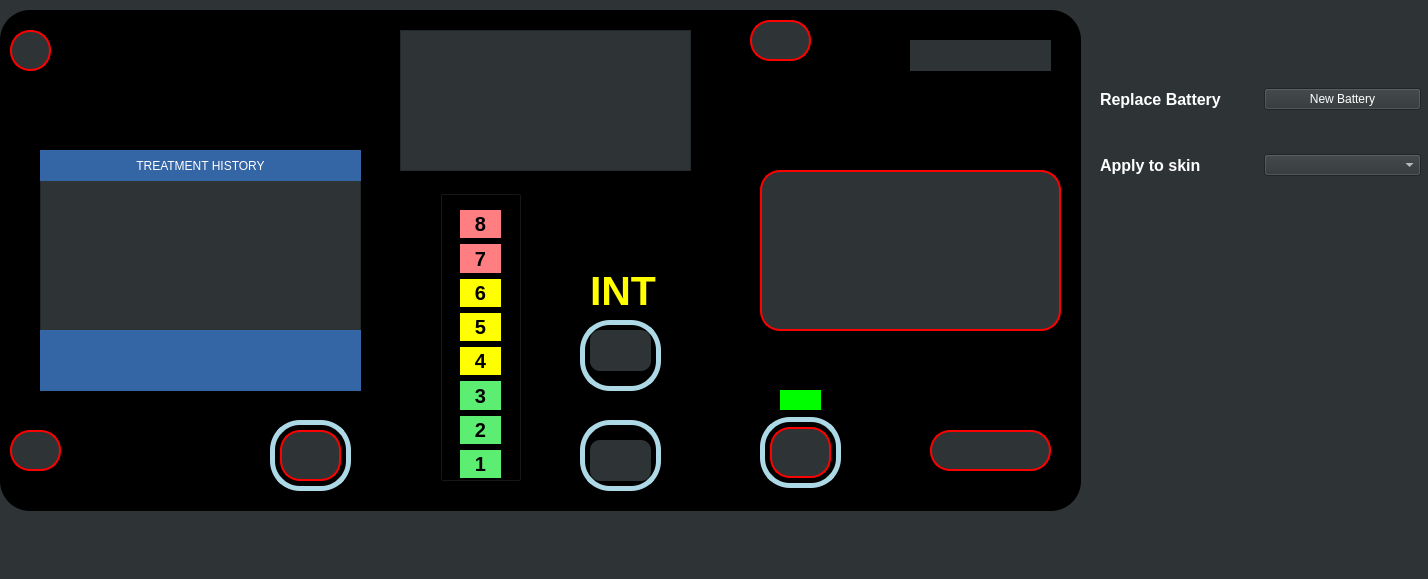
The window that Oasis/mainwindow.ui (AmnElDawla/OasisPro) describes before a commit, drawn with Qt 5.
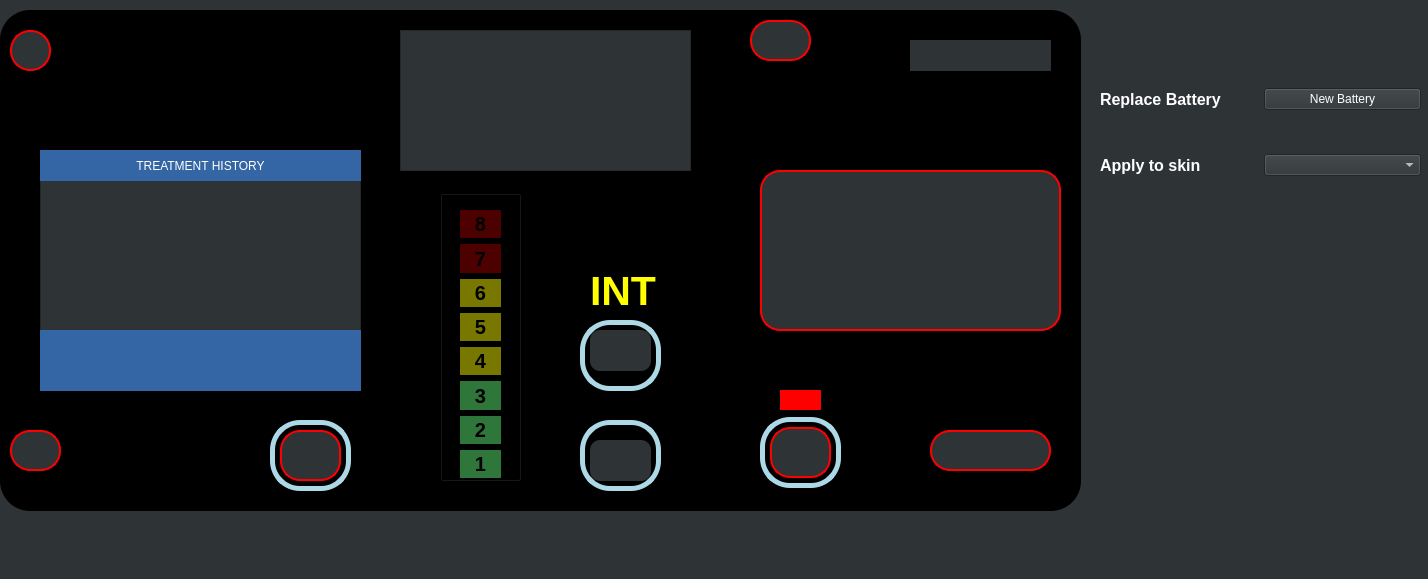
The same window after the commit. Icons and pictures are not drawn.

Commit message: Added power button functionality.

Patch:
```diff
--- a/Oasis/mainwindow.ui
+++ b/Oasis/mainwindow.ui
@@ -80,7 +80,7 @@
 font-weight: 600;
 color: black;
 background-repeat: none;
-background: #FF7e82;
+background: #4d0000;
 
 }</string>
          </property>
@@ -107,7 +107,7 @@
 font-weight: 600;
 color: black;
 background-repeat: none;
-background: #FF7e82;
+background: #4d0000;
 
 }</string>
          </property>
@@ -134,7 +134,7 @@
 font-weight: 600;
 color: black;
 background-repeat: none;
-background: yellow;
+background: rgb(120, 120, 0);
 
 }</string>
          </property>
@@ -161,7 +161,7 @@
 font-weight: 600;
 color: black;
 background-repeat: none;
-background: yellow;
+background: rgb(120, 120, 0);
 
 }</string>
          </property>
@@ -188,7 +188,7 @@
 font-weight: 600;
 color: black;
 background-repeat: none;
-background: yellow;
+background: rgb(120, 120, 0);
 
 }</string>
          </property>
@@ -215,7 +215,7 @@
 font-weight: 600;
 color: black;
 background-repeat: none;
-background: #5ced73;
+background: #2e7639;
 
 }</string>
          </property>
@@ -242,7 +242,7 @@
 font-weight: 600;
 color: black;
 background-repeat: none;
-background: #5ced73;
+background: #2e7639;
 
 }</string>
          </property>
@@ -269,7 +269,7 @@
 font-weight: 600;
 color: black;
 background-repeat: none;
-background: #5ced73;
+background: #2e7639;
 
 }</string>
          </property>
@@ -295,7 +295,7 @@
      </property>
      <property name="styleSheet">
       <string notr="true">#progressBar::chunk{
-background-color: #01fe00;
+background-color: #ff0000;
 }</string>
      </property>
      <property name="value">
```
Left out of the diff: 15 changed lines with no effect on the pictures. The commit also changes 4 other files.
